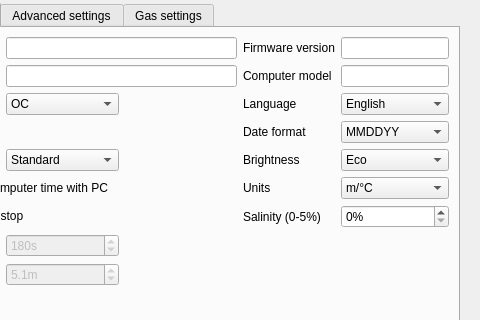
Qt form desktop-widgets/configuredivecomputerdialog.ui (subsurface/subsurface) before a commit; both pictures show x 362 to 842 and y 122 to 442 of the 842 by 614 pixel window.
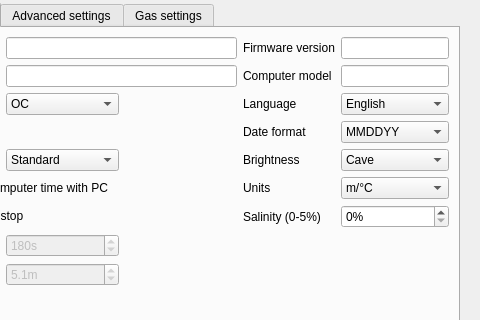
The same form after that commit. The open tabs and pages were chosen to show the change. Icons and pictures are not drawn.

Commit message:
Desktop: Fix brightness configuration for OSTC4
The Heinrichs Weikamp OSTC4 introduced an additional
'Cave' brightness level that is dimmer than all existing ones.

Diff of the .ui file:
```diff
--- a/desktop-widgets/configuredivecomputerdialog.ui
+++ b/desktop-widgets/configuredivecomputerdialog.ui
@@ -2499,6 +2499,11 @@
            <layout class="QGridLayout" name="gridLayout_7">
             <item row="5" column="4">
              <widget class="QComboBox" name="brightnessComboBox_4">
+              <item>
+               <property name="text">
+                <string>Cave</string>
+               </property>
+              </item>
               <item>
                <property name="text">
                 <string>Eco</string>
```
The commit also changes 1 other file.
